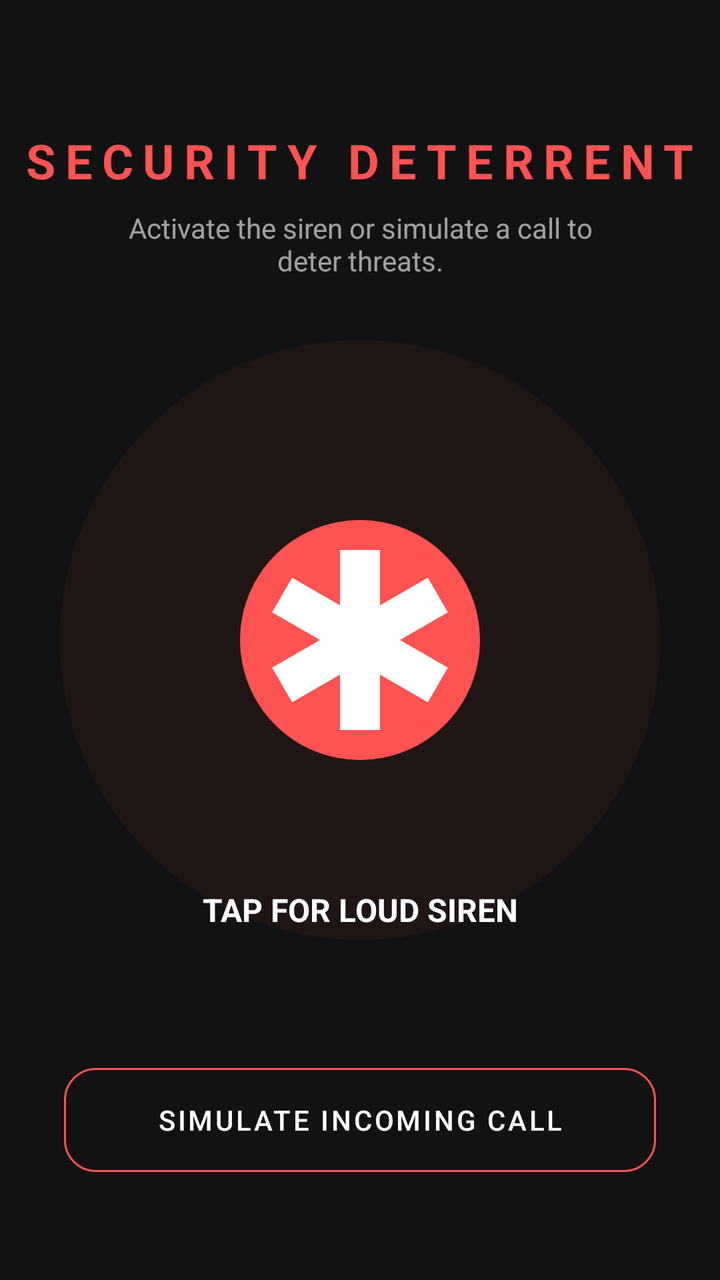
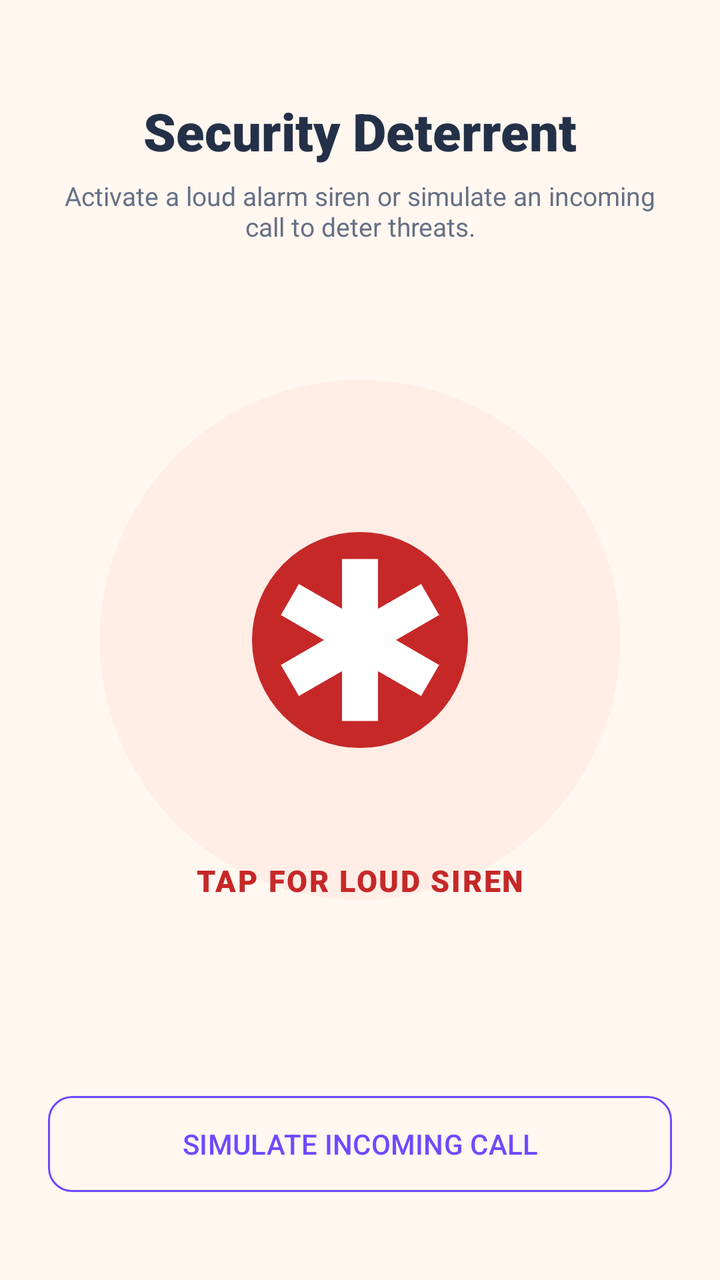

Two renders of the same Android screen: before a commit and after it. Below are the layout's source before the change and the commit's diff.
<!-- AndroidManifest.xml: application theme Theme.EmpowHer -->
<!-- res/layout/activity_fake_call.xml -->
<?xml version="1.0" encoding="utf-8"?>
<androidx.constraintlayout.widget.ConstraintLayout xmlns:android="http://schemas.android.com/apk/res/android"
    xmlns:app="http://schemas.android.com/apk/res-auto"
    xmlns:tools="http://schemas.android.com/tools"
    android:layout_width="match_parent"
    android:layout_height="match_parent"
    android:background="#121212"
    tools:context=".FakeCallActivity">

    
    <View
        android:id="@+id/glow_effect"
        android:layout_width="300dp"
        android:layout_height="300dp"
        android:background="@drawable/circle_red"
        android:alpha="0.2"
        app:layout_constraintBottom_toBottomOf="@+id/siren_play"
        app:layout_constraintEnd_toEndOf="@+id/siren_play"
        app:layout_constraintStart_toStartOf="@+id/siren_play"
        app:layout_constraintTop_toTopOf="@+id/siren_play" />

    <TextView
        android:id="@+id/textView"
        android:layout_width="wrap_content"
        android:layout_height="wrap_content"
        android:layout_marginTop="64dp"
        android:text="SECURITY DETERRENT"
        android:textColor="#FF5252"
        android:textSize="24sp"
        android:textStyle="bold"
        android:letterSpacing="0.2"
        app:layout_constraintEnd_toEndOf="parent"
        app:layout_constraintStart_toStartOf="parent"
        app:layout_constraintTop_toTopOf="parent" />

    <TextView
        android:layout_width="0dp"
        android:layout_height="wrap_content"
        android:layout_marginHorizontal="48dp"
        android:layout_marginTop="8dp"
        android:text="Activate the siren or simulate a call to deter threats."
        android:textAlignment="center"
        android:textColor="#99FFFFFF"
        android:textSize="14sp"
        app:layout_constraintEnd_toEndOf="parent"
        app:layout_constraintStart_toStartOf="parent"
        app:layout_constraintTop_toBottomOf="@+id/textView" />

    <com.google.android.material.imageview.ShapeableImageView
        android:id="@+id/siren_play"
        android:layout_width="200dp"
        android:layout_height="200dp"
        android:background="#FF5252"
        android:padding="40dp"
        android:src="@drawable/emergency"
        app:contentDescription="Play Siren"
        app:layout_constraintBottom_toBottomOf="parent"
        app:layout_constraintEnd_toEndOf="parent"
        app:layout_constraintStart_toStartOf="parent"
        app:layout_constraintTop_toTopOf="parent"
        app:shapeAppearanceOverlay="@style/CircleImage"
        app:tint="@color/white" />

    <TextView
        android:id="@+id/tv_siren_status"
        android:layout_width="wrap_content"
        android:layout_height="wrap_content"
        android:layout_marginTop="24dp"
        android:text="TAP FOR LOUD SIREN"
        android:textColor="@color/white"
        android:textSize="16sp"
        android:textStyle="bold"
        app:layout_constraintEnd_toEndOf="parent"
        app:layout_constraintStart_toStartOf="parent"
        app:layout_constraintTop_toBottomOf="@+id/siren_play" />

    <com.google.android.material.button.MaterialButton
        android:id="@+id/btn_simulate_call"
        style="@style/Widget.MaterialComponents.Button.OutlinedButton"
        android:layout_width="match_parent"
        android:layout_height="64dp"
        android:layout_marginHorizontal="32dp"
        android:layout_marginBottom="48dp"
        android:text="SIMULATE INCOMING CALL"
        android:textColor="@color/white"
        app:strokeColor="#FF5252"
        app:cornerRadius="16dp"
        app:layout_constraintBottom_toBottomOf="parent" />

</androidx.constraintlayout.widget.ConstraintLayout>
<!-- resources referenced by this layout -->
<resources>
  <color name="white">#FFFFFF</color>
  <!-- drawable circle_red (drawable) -->
  <?xml version="1.0" encoding="utf-8"?>
  <shape xmlns:android="http://schemas.android.com/apk/res/android"
      android:shape="oval">
      <solid android:color="#4DFF5252" />
  </shape>
  <!-- drawable emergency (drawable) -->
  <vector android:height="24dp" android:tint="#000000"
      android:viewportHeight="24" android:viewportWidth="24"
      android:width="24dp" xmlns:android="http://schemas.android.com/apk/res/android">
      <path android:fillColor="@android:color/white" android:pathData="M20.79,9.23l-2,-3.46l-4.79,2.77l0,-5.54l-4,0l0,5.54l-4.79,-2.77l-2,3.46l4.79,2.77l-4.79,2.77l2,3.46l4.79,-2.77l0,5.54l4,0l0,-5.54l4.79,2.77l2,-3.46l-4.79,-2.77z"/>
  </vector>
  <style name="CircleImage">
          <item name="cornerFamily">rounded</item>
          <item name="cornerSize">50%</item>
      </style>
  <style name="Theme.EmpowHer" parent="Base.Theme.EmpowHer" />
  <style name="Base.Theme.EmpowHer" parent="Theme.Material3.DayNight.NoActionBar">
          <item name="colorPrimary">@color/deep_purple</item>
          <item name="colorOnPrimary">@color/white</item>
          <item name="colorSecondary">@color/deep_purple</item>
          <item name="colorSurface">@color/woshield_card_bg</item>
          <item name="android:windowBackground">@color/woshield_bg</item>
          <item name="android:statusBarColor">@color/dark_purple</item>
      </style>
  <color name="deep_purple">#6D3DB8</color>
  <color name="woshield_card_bg">#FFFFFF</color>
  <color name="woshield_bg">#F8F6FC</color>
  <color name="dark_purple">#382253</color>
</resources>

<!-- the commit's change to res/layout/activity_fake_call.xml (unified diff, before → after) -->
@@ -4,14 +4,14 @@
     xmlns:tools="http://schemas.android.com/tools"
     android:layout_width="match_parent"
     android:layout_height="match_parent"
-    android:background="#121212"
+    android:background="@color/warm_ivory"
     tools:context=".FakeCallActivity">
 
     
     <View
         android:id="@+id/glow_effect"
-        android:layout_width="300dp"
-        android:layout_height="300dp"
+        android:layout_width="260dp"
+        android:layout_height="260dp"
         android:background="@drawable/circle_red"
         android:alpha="0.2"
         app:layout_constraintBottom_toBottomOf="@+id/siren_play"
@@ -23,12 +23,11 @@
         android:id="@+id/textView"
         android:layout_width="wrap_content"
         android:layout_height="wrap_content"
-        android:layout_marginTop="64dp"
-        android:text="SECURITY DETERRENT"
-        android:textColor="#FF5252"
-        android:textSize="24sp"
-        android:textStyle="bold"
-        android:letterSpacing="0.2"
+        android:layout_marginTop="48dp"
+        android:text="Security Deterrent"
+        android:textColor="@color/midnight_slate"
+        android:textSize="26sp"
+        android:fontFamily="sans-serif-black"
         app:layout_constraintEnd_toEndOf="parent"
         app:layout_constraintStart_toStartOf="parent"
         app:layout_constraintTop_toTopOf="parent" />
@@ -36,24 +35,25 @@
     <TextView
         android:layout_width="0dp"
         android:layout_height="wrap_content"
-        android:layout_marginHorizontal="48dp"
-        android:layout_marginTop="8dp"
-        android:text="Activate the siren or simulate a call to deter threats."
+        android:layout_marginHorizontal="32dp"
+        android:layout_marginTop="6dp"
+        android:text="Activate a loud alarm siren or simulate an incoming call to deter threats."
         android:textAlignment="center"
-        android:textColor="#99FFFFFF"
-        android:textSize="14sp"
+        android:textColor="@color/secondary_slate"
+        android:textSize="13sp"
         app:layout_constraintEnd_toEndOf="parent"
         app:layout_constraintStart_toStartOf="parent"
         app:layout_constraintTop_toBottomOf="@+id/textView" />
 
     <com.google.android.material.imageview.ShapeableImageView
         android:id="@+id/siren_play"
-        android:layout_width="200dp"
-        android:layout_height="200dp"
-        android:background="#FF5252"
-        android:padding="40dp"
+        android:layout_width="180dp"
+        android:layout_height="180dp"
+        android:background="@color/critical_red"
+        android:padding="36dp"
         android:src="@drawable/emergency"
         app:contentDescription="Play Siren"
+        app:elevation="6dp"
         app:layout_constraintBottom_toBottomOf="parent"
         app:layout_constraintEnd_toEndOf="parent"
         app:layout_constraintStart_toStartOf="parent"
@@ -65,26 +65,28 @@
         android:id="@+id/tv_siren_status"
         android:layout_width="wrap_content"
         android:layout_height="wrap_content"
-        android:layout_marginTop="24dp"
+        android:layout_marginTop="20dp"
         android:text="TAP FOR LOUD SIREN"
-        android:textColor="@color/white"
-        android:textSize="16sp"
-        android:textStyle="bold"
+        android:textColor="@color/critical_red"
+        android:textSize="15sp"
+        android:fontFamily="sans-serif-black"
+        android:letterSpacing="0.06"
         app:layout_constraintEnd_toEndOf="parent"
         app:layout_constraintStart_toStartOf="parent"
         app:layout_constraintTop_toBottomOf="@+id/siren_play" />
 
     <com.google.android.material.button.MaterialButton
         android:id="@+id/btn_simulate_call"
-        style="@style/Widget.MaterialComponents.Button.OutlinedButton"
+        style="@style/Widget.Woshield.Button.Outlined"
         android:layout_width="match_parent"
-        android:layout_height="64dp"
-        android:layout_marginHorizontal="32dp"
-        android:layout_marginBottom="48dp"
+        android:layout_height="56dp"
+        android:layout_marginHorizontal="24dp"
+        android:layout_marginBottom="40dp"
         android:text="SIMULATE INCOMING CALL"
-        android:textColor="@color/white"
-        app:strokeColor="#FF5252"
-        app:cornerRadius="16dp"
+        android:textColor="@color/royal_violet"
+        android:textSize="14sp"
+        app:strokeColor="@color/royal_violet"
+        app:cornerRadius="12dp"
         app:layout_constraintBottom_toBottomOf="parent" />
 
 </androidx.constraintlayout.widget.ConstraintLayout>
<!-- resource entries referenced after the edit -->
@@ -1,5 +1,10 @@
 <!-- resources referenced by this layout -->
 <resources>
+  <color name="critical_red">#C62828</color>
+  <color name="midnight_slate">#243047</color>
+  <color name="royal_violet">#6D4AFF</color>
+  <color name="secondary_slate">#667085</color>
+  <color name="warm_ivory">#FFF7F0</color>
   <color name="white">#FFFFFF</color>
   <!-- drawable circle_red (drawable) -->
   <?xml version="1.0" encoding="utf-8"?>
@@ -17,18 +22,42 @@
           <item name="cornerFamily">rounded</item>
           <item name="cornerSize">50%</item>
       </style>
+  <style name="Widget.Woshield.Button.Outlined" parent="Widget.Material3.Button.OutlinedButton">
+          <item name="android:minHeight">@dimen/min_touch_target</item>
+          <item name="cornerRadius">@dimen/radius_button</item>
+          <item name="strokeColor">@color/subtle_border</item>
+          <item name="strokeWidth">1dp</item>
+          <item name="android:textColor">@color/text_primary</item>
+          <item name="android:textSize">@dimen/text_body</item>
+          <item name="android:fontFamily">sans-serif-medium</item>
+          <item name="android:textAllCaps">false</item>
+      </style>
   <style name="Theme.EmpowHer" parent="Base.Theme.EmpowHer" />
+  <dimen name="min_touch_target">48dp</dimen>
+  <dimen name="radius_button">12dp</dimen>
+  <color name="subtle_border">#E7E2EC</color>
+  <color name="text_primary">#243047</color>
+  <dimen name="text_body">14sp</dimen>
   <style name="Base.Theme.EmpowHer" parent="Theme.Material3.DayNight.NoActionBar">
-          <item name="colorPrimary">@color/deep_purple</item>
+          <item name="colorPrimary">@color/royal_violet</item>
           <item name="colorOnPrimary">@color/white</item>
-          <item name="colorSecondary">@color/deep_purple</item>
+          <item name="colorSecondary">@color/royal_violet</item>
           <item name="colorSurface">@color/woshield_card_bg</item>
           <item name="android:windowBackground">@color/woshield_bg</item>
-          <item name="android:statusBarColor">@color/dark_purple</item>
+          <item name="android:statusBarColor">@color/woshield_bg</item>
+          <item name="android:windowLightStatusBar" tools:targetApi="m">true</item>
+          <item name="materialCardViewStyle">@style/Widget.Woshield.Card</item>
       </style>
-  <color name="deep_purple">#6D3DB8</color>
   <color name="woshield_card_bg">#FFFFFF</color>
-  <color name="woshield_bg">#F8F6FC</color>
-  <color name="dark_purple">#382253</color>
+  <color name="woshield_bg">#FFF7F0</color>
+  <style name="Widget.Woshield.Card" parent="Widget.Material3.CardView.Elevated">
+          <item name="cardCornerRadius">@dimen/radius_card</item>
+          <item name="cardElevation">@dimen/elevation_card</item>
+          <item name="strokeWidth">1dp</item>
+          <item name="strokeColor">@color/subtle_border</item>
+          <item name="cardBackgroundColor">@color/woshield_card_bg</item>
+      </style>
+  <dimen name="radius_card">16dp</dimen>
+  <dimen name="elevation_card">2dp</dimen>
 </resources>
 
